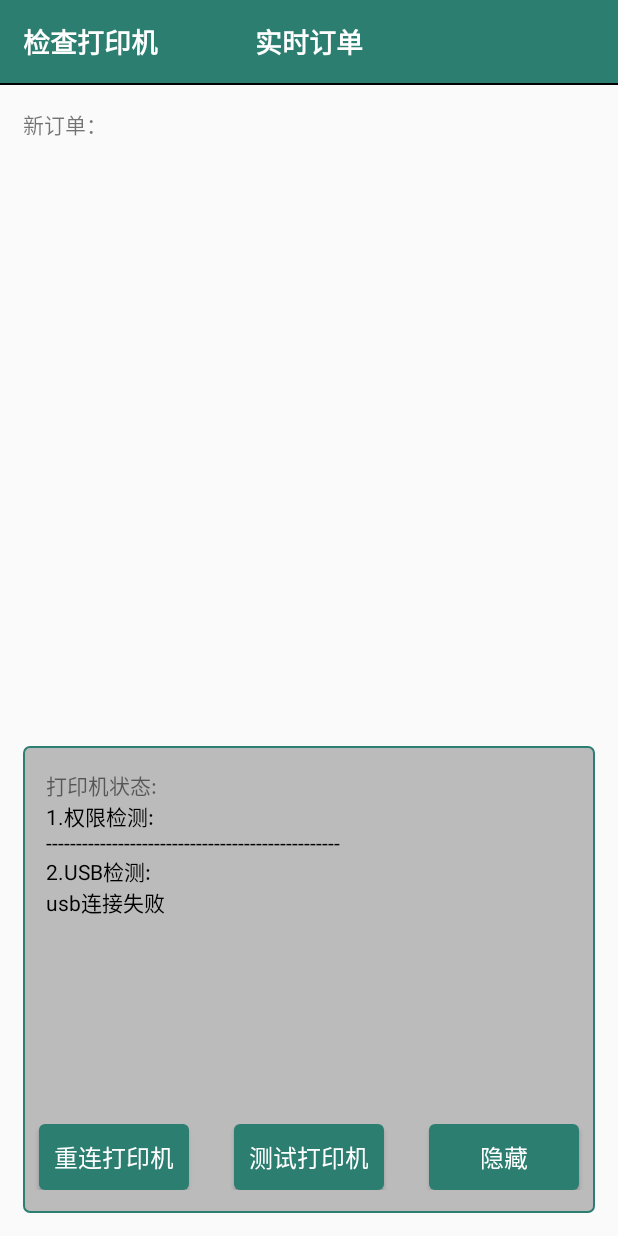
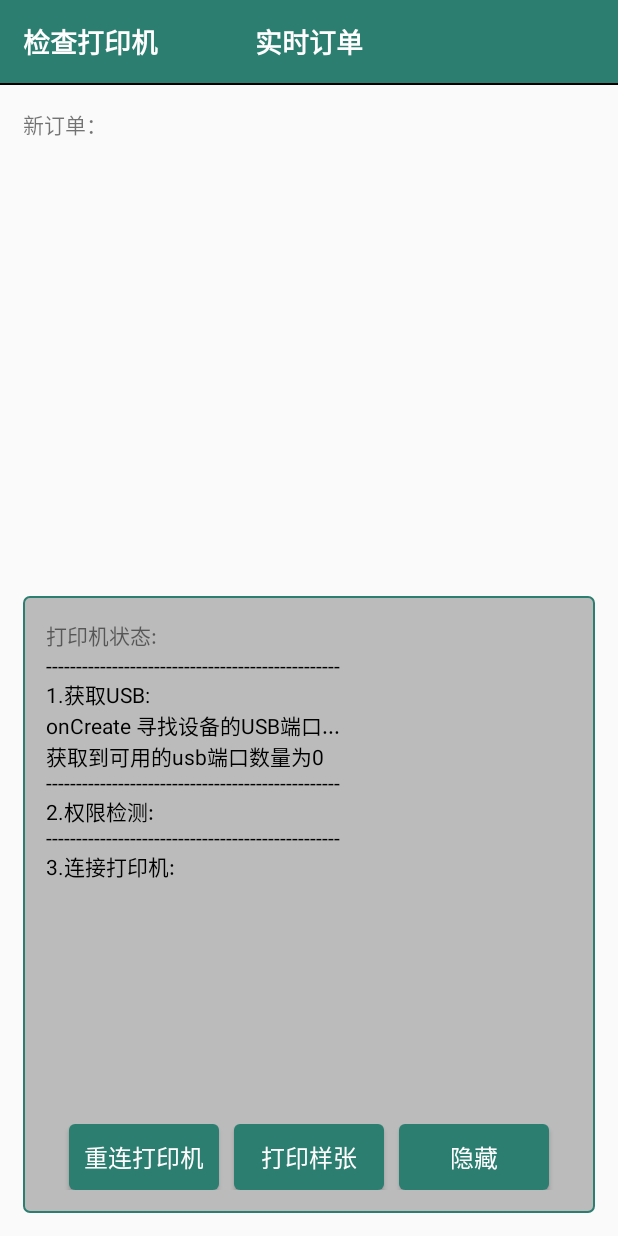
Before and after one commit to BlueGuys/DaoDian, an Android app: the MainActivity screen opened directly, with no data from a screen before it, after a tap on "检查打印机", on a phone screen of 412 x 824 dp. Run offline under Robolectric (Android 15) with nearby library versions, the phone set to English and light mode, and no system bars; libraries missing offline, so code that uses them is left out: com.gprinter.bean, com.gprinter.utils, com.kongzue.baseokhttp, pub.devrel.easypermissions; 6 statements that could not run were skipped.

Commit message:
Fix 修复息屏后，打印机无法重连的问题

```diff
--- a/app/src/main/java/com/swolo/daodian/business/main/MainActivity.java
+++ b/app/src/main/java/com/swolo/daodian/business/main/MainActivity.java
@@ -175,62 +175,30 @@ public class MainActivity extends BaseActivity {
             }
         };
         mPrintTimer.schedule(printTak, 1000, 5 * 1000);
-        printer = Printer.getInstance();
+        getAvailableUSB();
+        checkPermission();
     }
 
     @Override
     protected void onResume() {
         super.onResume();
-        init(null);
+        new Handler().postDelayed(new Runnable() {
+            @Override
+            public void run() {
+                connectUSB();
+            }
+        }, 2000);
     }
 
-    /**
-     * 请求未打印订单
-     */
-    private void requestNewestOrder() {
-        Log.e(TAG, "获取新订单");
-        HttpRequest.POST(MainActivity.this, NetworkConfig.getUnPrintSubOrderUrl(), new Parameter().add("commId", String.valueOf(nxCommunityUserId)).add("status", "1"), new ResponseListener() {
     @Override
-            public void onResponse(String main, Exception error) {
-                NewOrderResult result = GsonUtils.gsonResolve(main, NewOrderResult.class);
-                Log.e(TAG, "获取新订单");
-                if (result != null && result.isSuccessful()) {
-                    ArrayList<NewOrderResult.Order> list = result.data;
-                    if (list == null) {
-                        return;
-                    }
-                    for (int i = 0; i < list.size(); i++) {
-                        NewOrderResult.Order order = list.get(i);
-                        boolean hasContain = false;
-                        for(NewOrderResult.Order orderOrigin: orderArrayList) {
-                            if (Objects.equals(order.nxCommunityOrdersPrintSubId, orderOrigin.nxCommunityOrdersPrintSubId)) {
-                                hasContain = true;
+    protected void onStop() {
+        super.onStop();
+        if (printer.getPortManager() != null) {
+            printer.close();
+            notifyState("打印机断开连接");
         }
     }
-                        if (!hasContain) {
-                            orderArrayList.add(order);
-                        }
-                    }
-                    orderListAdapter.notify(orderArrayList);
-                }
-            }
-        });
-    }
 
-
-    private void commitPrintOrder(NewOrderResult.Order order) {
-        HttpRequest.POST(MainActivity.this, NetworkConfig.getCommitSubOrders(), new Parameter().add("subOrderId", order.nxCommunityOrdersPrintSubId).add("status", "2"), new ResponseListener() {
-            @Override
-            public void onResponse(String main, Exception error) {
-                PrintOrderResult result = GsonUtils.gsonResolve(main, PrintOrderResult.class);
-                Log.e(TAG, "获取新订单");
-                if (result != null && result.isSuccessful()) {
-                    orderArrayList.remove(order);
-                    orderListAdapter.notify(orderArrayList);
-                }
-            }
-        });
-    }
 
     public void printOrder(NewOrderResult.Order order) {
         Log.e(TAG, "打印新订单，当前订单数量：" + orderArrayList.size());
@@ -258,7 +226,6 @@ public class MainActivity extends BaseActivity {
                 }
             }
         });
-
     }
 
     @Override
@@ -274,7 +241,6 @@ public class MainActivity extends BaseActivity {
 
     public void init(View view) {
         mStateStringBuilder.delete(0, mStateStringBuilder.length());
-        checkPermission();
         connectUSB();
     }
 
@@ -283,39 +249,47 @@ public class MainActivity extends BaseActivity {
         textViewUSB.setText(mStateStringBuilder.toString());
     }
 
-    private boolean checkPermission() {
-        notifyState("1.权限检测:\n");
-        if (EasyPermissions.hasPermissions(this, Manifest.permission.READ_EXTERNAL_STORAGE) && EasyPermissions.hasPermissions(this, Manifest.permission.ACCESS_FINE_LOCATION)) {
+    private void checkPermission() {
+        notifyState("-------------------------------------------------\n");
+        notifyState("2.权限检测:\n");
+        boolean hasStorage = EasyPermissions.hasPermissions(this, Manifest.permission.READ_EXTERNAL_STORAGE);
+        if (hasStorage) {
             notifyState("存储权限:OK\n");
+        } else {
+            EasyPermissions.requestPermissions(this, "权限申请原理对话框 : 描述申请权限的原理", 100, Manifest.permission.READ_EXTERNAL_STORAGE);
+        }
+        boolean hasLocation = EasyPermissions.hasPermissions(this, Manifest.permission.ACCESS_FINE_LOCATION);
+        if (hasLocation) {
             notifyState("位置权限:OK\n");
-            return true;
+        } else {
+            EasyPermissions.requestPermissions(this, "权限申请原理对话框 : 描述申请权限的原理", 100, Manifest.permission.ACCESS_FINE_LOCATION);
         }
-        EasyPermissions.requestPermissions(
-                this,
-                "权限申请原理对话框 : 描述申请权限的原理",
-                100,
-                // 下面是要申请的权限 可变参数列表
-                Manifest.permission.READ_EXTERNAL_STORAGE,
-                Manifest.permission.ACCESS_FINE_LOCATION
-        );
-        return false;
     }
 
-    private UsbManager manager;
 
-    private boolean connectUSB() {
+    private PrinterDevices mUsb;
+
+    /**
+     * 获取可用的usb
+     */
+    private void getAvailableUSB() {
+        //如果打印机持有的端口管理器为空，则重新连接
         notifyState("-------------------------------------------------\n");
-        notifyState("2.USB检测:\n");
-        manager = (UsbManager) getSystemService(Context.USB_SERVICE);
-        // Get the list of attached devices
+        notifyState("1.获取USB:\n");
+        notifyState("onCreate 寻找设备的USB端口...\n");
+        UsbManager manager = (UsbManager) getSystemService(Context.USB_SERVICE);
         HashMap<String, UsbDevice> devices = manager.getDeviceList();
         Iterator<UsbDevice> deviceIterator = devices.values().iterator();
         int count = devices.size();
-        if (count > 0) {
+        if (count == 0) {
+            notifyState("获取到可用的usb端口数量为0\n");
+            return;
+        }
         while (deviceIterator.hasNext()) {
             UsbDevice usbDevice = deviceIterator.next();
             String deviceName = usbDevice.getDeviceName();
-                PrinterDevices usb = new PrinterDevices.Build()
+            notifyState("获取到的usb:" + deviceName + "\n");
+            this.mUsb = new PrinterDevices.Build()
                     .setContext(MainActivity.this)
                     .setConnMethod(ConnMethod.USB)
                     .setUsbDevice(usbDevice)
@@ -353,30 +327,80 @@ public class MainActivity extends BaseActivity {
                         }
                     })
                     .build();
-                if (printer != null) {
-                    printer.connect(usb);
         }
-                return true;
     }
+
+    private void connectUSB() {
+        notifyState("-------------------------------------------------\n");
+        notifyState("3.连接打印机:\n");
+        //如果打印机持有的端口管理器不为空，则检查状态
+        if (printer.getPortManager() != null) {
+            notifyState("主动断开打印机\n");
+            printer.close();
+        }
+        if (this.mUsb != null) {
+            notifyState("打印机连接：Printer.connect(usb)\n");
+            Printer.connect(this.mUsb);
         } else {
-            notifyState("usb连接失败");
+            notifyState("打印机连接：Printer.connect(usb) this.mUsb == null\n");
         }
-        return false;
+    }
+
+    /**
+     * 请求未打印订单
+     */
+    private void requestNewestOrder() {
+        HttpRequest.POST(MainActivity.this, NetworkConfig.getUnPrintSubOrderUrl(), new Parameter().add("commId", String.valueOf(nxCommunityUserId)).add("status", "1"), new ResponseListener() {
+            @Override
+            public void onResponse(String main, Exception error) {
+                NewOrderResult result = GsonUtils.gsonResolve(main, NewOrderResult.class);
+                if (result != null && result.isSuccessful()) {
+                    ArrayList<NewOrderResult.Order> list = result.data;
+                    if (list == null) {
+                        return;
+                    }
+                    for (int i = 0; i < list.size(); i++) {
+                        NewOrderResult.Order order = list.get(i);
+                        boolean hasContain = false;
+                        for (NewOrderResult.Order orderOrigin : orderArrayList) {
+                            if (Objects.equals(order.nxCommunityOrdersPrintSubId, orderOrigin.nxCommunityOrdersPrintSubId)) {
+                                hasContain = true;
+                            }
+                        }
+                        if (!hasContain) {
+                            orderArrayList.add(order);
+                        }
+                    }
+                    orderListAdapter.notify(orderArrayList);
+                }
+            }
+        });
+    }
+
+    private void commitPrintOrder(NewOrderResult.Order order) {
+        HttpRequest.POST(MainActivity.this, NetworkConfig.getCommitSubOrders(), new Parameter().add("subOrderId", order.nxCommunityOrdersPrintSubId).add("status", "2"), new ResponseListener() {
+            @Override
+            public void onResponse(String main, Exception error) {
+                PrintOrderResult result = GsonUtils.gsonResolve(main, PrintOrderResult.class);
+                Log.e(TAG, "获取新订单");
+                if (result != null && result.isSuccessful()) {
+                    orderArrayList.remove(order);
+                    orderListAdapter.notify(orderArrayList);
+                }
+            }
+        });
     }
 
     /**
      * 检查标签打印机状态
      */
     public void checkPrinter() {
-        notifyState("-------------------------------------------------\n");
-        notifyState("3.打印机检测:\n");
-        ThreadPoolManager.getInstance().addTask(new Runnable() {
-            @Override
-            public void run() {
+        notifyState("检测打印机状态\n");
         if (printer.getPortManager() == null) {
             notifyState("请先连接打印机\n");
             return;
         }
+        ThreadPoolManager.getInstance().addTask(() -> {
             try {
                 Command command = printer.getPortManager().getCommand();
                 int status = printer.getPrinterState(command, 2000);
@@ -385,18 +409,12 @@ public class MainActivity extends BaseActivity {
                 msg.arg1 = status;
                 handler.sendMessage(msg);
             } catch (Exception e) {
-//                    if (printer.getPortManager() == null) {
-//                        printer.close();
-//                    }
-                    notifyState("状态获取异常\n" + e.getMessage());
-                }
             }
         });
     }
 
     /**
-     * 打印方法
-     * 获取到实时订单，调用该方法
+     * 打印样张
      */
     public void testPrint(View view) {
         ThreadPoolManager.getInstance().addTask(() -> {
@@ -405,24 +423,8 @@ public class MainActivity extends BaseActivity {
                     tipsToast("请先连接打印机");
                     return;
                 }
-                // TODO
-                //打印前后查询打印机状态，部分老款打印机不支持查询请去除下面查询代码
-                //******************     查询状态     ***************************
-//                    if (swState.isChecked()) {
-//                        Command command = printer.getPortManager().getCommand();
-//                        int status = printer.getPrinterState(command,2000);
-//                        if (status != 0) {//打印机处于不正常状态,则不发送打印任务
-//                            Message msg = new Message();
-//                            msg.what = 0x01;
-//                            msg.arg1 = status;
-//                            handler.sendMessage(msg);
-//                            return;
-//                        }
-//                    }
-                //***************************************************************
                 boolean result = printer.getPortManager().writeDataImmediately(PrintContent.getLabel(context, 3));
                 if (result) {
-                    // TODO 打印成功后，要告知server
                     tipsDialog("发送成功");
                 } else {
                     tipsDialog("发送失败");
@@ -430,10 +432,12 @@ public class MainActivity extends BaseActivity {
                 LogUtils.e("send result", result);
             } catch (IOException e) {
                 tipsDialog("打印失败" + e.getMessage());
-                notifyState("打印失败" + e.getMessage());
             } catch (Exception e) {
                 tipsDialog("打印失败" + e.getMessage());
-                notifyState("打印失败" + e.getMessage());
+            } finally {
+                if (printer.getPortManager() == null) {
+                    printer.close();
+                }
             }
         });
 
--- a/app/src/main/res/layout/activity_main.xml
+++ b/app/src/main/res/layout/activity_main.xml
@@ -31,20 +31,6 @@
             android:textSize="@dimen/text_size_18"
             android:textStyle="bold"
             android:layout_centerInParent="true"/>
-
-        <TextView
-            android:layout_width="wrap_content"
-            android:layout_height="match_parent"
-            android:paddingHorizontal="15dp"
-            android:gravity="center"
-            android:text="已打印"
-            android:visibility="gone"
-            android:onClick="jumpOrderList"
-            android:layout_centerVertical="true"
-            android:layout_alignParentRight="true"
-            android:textColor="@color/white"
-            android:textSize="@dimen/text_size_18"
-            android:textStyle="bold" />
 
     </RelativeLayout>
 
@@ -88,12 +74,16 @@
             android:layout_marginTop="15dp"
             android:layout_marginLeft="15dp"/>
 
-        <TextView
-            android:id="@+id/tv_usb"
+        <ScrollView
             android:layout_width="match_parent"
-            android:layout_height="200dp"
-            android:layout_marginLeft="15dp"
-            android:textColor="@color/black" />
+            android:layout_height="300dp">
+            <TextView
+                android:id="@+id/tv_usb"
+                android:layout_width="match_parent"
+                android:layout_height="wrap_content"
+                android:layout_marginLeft="15dp"
+                android:textColor="@color/black" />
+        </ScrollView>
 
         <LinearLayout
             android:layout_width="match_parent"
@@ -114,17 +104,16 @@
             <Button
                 android:layout_width="100dp"
                 android:layout_height="44dp"
-                android:layout_marginLeft="30dp"
+                android:layout_marginHorizontal="10dp"
                 android:background="@drawable/common_btn_selector"
                 android:onClick="testPrint"
-                android:text="测试打印机"
+                android:text="打印样张"
                 android:textColor="@color/white"
                 android:textSize="@dimen/text_size_16" />
 
             <Button
                 android:layout_width="100dp"
                 android:layout_height="44dp"
-                android:layout_marginLeft="30dp"
                 android:background="@drawable/common_btn_selector"
                 android:onClick="hideSetting"
                 android:text="隐藏"
```
Also changed, not shown: app/src/main/AndroidManifest.xml (+1 -9 lines), app/src/main/java/com/swolo/daodian/business/main/PrintService.java (added, +43 -0 lines). Lines whose indentation alone changed are shown as unchanged.
